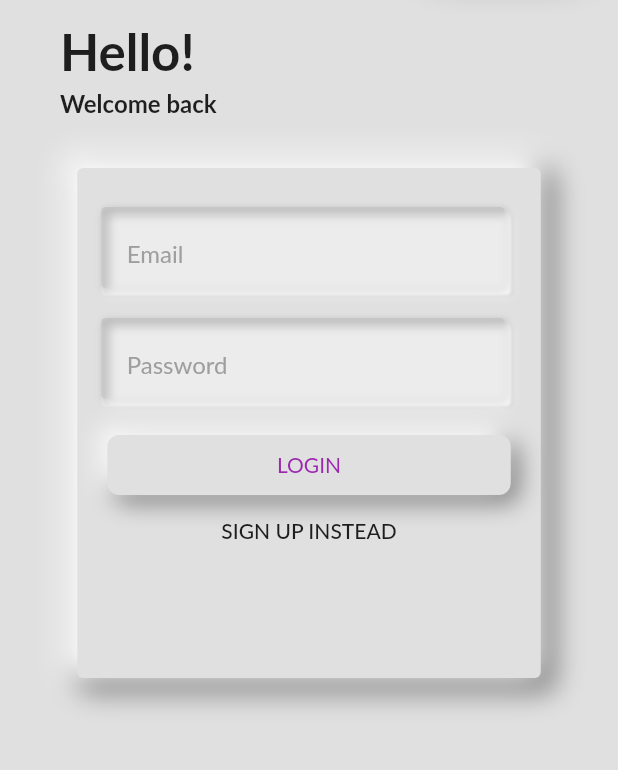
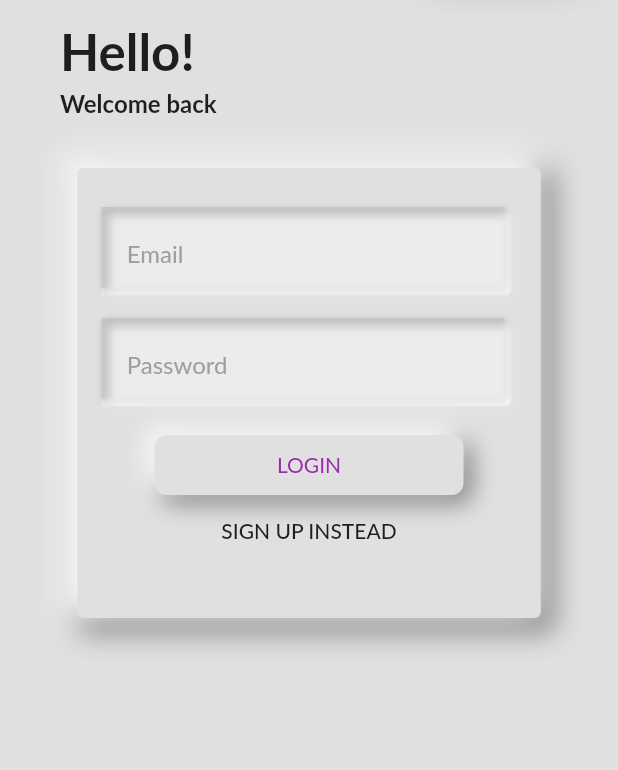
Before and after one commit to minhho89/Flutter_Shop_App, a Flutter app: the screen it shows after launch, on a phone screen of 412 x 824 dp, the part 228-998 px from its top. Run offline on Flutter 3.47's test engine with Material 2 defaults, Android fonts, the phone set to English and light mode, and no system bars; Roboto replaces fonts that are missing (Lato).

Commit message:
auth screen refactored

```diff
--- a/lib/screens/auth_screen/auth_screen.dart
+++ b/lib/screens/auth_screen/auth_screen.dart
@@ -1,4 +1,5 @@
 import 'package:flutter/material.dart';
+import 'package:shop_app_nojson/consts/constants.dart';
 
 import 'components/body.dart';
 
@@ -10,7 +11,7 @@ class AuthScreen extends StatelessWidget {
   @override
   Widget build(BuildContext context) {
     return Scaffold(
-      backgroundColor: Colors.grey[300],
+      backgroundColor: kBackgroundColor,
       body: const Body(),
     );
   }
--- a/lib/screens/auth_screen/components/body.dart
+++ b/lib/screens/auth_screen/components/body.dart
@@ -1,5 +1,6 @@
 import 'package:flutter/material.dart';
 import 'package:provider/provider.dart';
+import 'package:shop_app_nojson/consts/constants.dart';
 import 'package:shop_app_nojson/models/http_exception.dart';
 
 import '../../../providers/Auth.dart';
@@ -22,7 +23,7 @@ class Body extends StatefulWidget {
 class _BodyState extends State<Body> with SingleTickerProviderStateMixin {
   bool _isLoading = false;
   AuthMode _authMode = AuthMode.Login;
-  TextEditingController _passwordController = TextEditingController();
+  final TextEditingController _passwordController = TextEditingController();
   final GlobalKey<FormState> _formKey = GlobalKey();
   final Map<String, String> _authData = {
     'email': '',
@@ -45,8 +46,8 @@ class _BodyState extends State<Body> with SingleTickerProviderStateMixin {
       duration: const Duration(milliseconds: 200),
     );
     _heightAnimation = Tween<Size>(
-            begin: const Size(double.infinity, 340),
-            end: const Size(double.infinity, 410))
+            begin: const Size(double.infinity, 300),
+            end: const Size(double.infinity, 390))
         .animate(CurvedAnimation(
             parent: _animationController, curve: Curves.easeIn));
     // _heightAnimation.addListener(() => setState(() {}));
@@ -60,13 +61,14 @@ class _BodyState extends State<Body> with SingleTickerProviderStateMixin {
         child: Column(
           mainAxisAlignment: MainAxisAlignment.start,
           crossAxisAlignment: CrossAxisAlignment.center,
+          mainAxisSize: MainAxisSize.min,
           children: [
             buildLogo(),
             buildGreetings(context),
             NeumorphicCard(
               shadowBlur: 15,
               child: Card(
-                color: Colors.grey[300],
+                color: kBackgroundColor,
                 elevation: 0,
                 child: AnimatedBuilder(
                   animation: _heightAnimation,
@@ -151,7 +153,7 @@ class _BodyState extends State<Body> with SingleTickerProviderStateMixin {
             ),
             NeumorphicButton(
               borderRadius: BorderRadius.circular(8.0),
-              width: double.infinity,
+              width: MediaQuery.of(context).size.width * 0.5,
               height: 40,
               onPressed: _submit,
               child: Text(
--- a/lib/widgets/neumorphics/neumorphic_button.dart
+++ b/lib/widgets/neumorphics/neumorphic_button.dart
@@ -28,7 +28,6 @@ class _NeumorphicButtonState extends State<NeumorphicButton> {
     return GestureDetector(
       // behavior: HitTestBehavior.translucent, // for leading of appbar
       onTap: () {
-        print('inside button clicked');
         widget.onPressed();
       },
       onTapDown: (details) => setState(() => _pressing = true),
--- a/lib/widgets/neumorphics/neumorphic_card.dart
+++ b/lib/widgets/neumorphics/neumorphic_card.dart
@@ -2,20 +2,24 @@ import 'package:flutter/material.dart';
 
 class NeumorphicCard extends StatelessWidget {
   const NeumorphicCard(
-      {Key? key, required this.child, required this.shadowBlur, this.alignment})
+      {Key? key,
+      required this.child,
+      required this.shadowBlur,
+      this.alignment,
+      this.borderRadius = BorderRadius.zero})
       : super(key: key);
 
   final Widget child;
   final double shadowBlur;
   final Alignment? alignment;
+  final BorderRadius? borderRadius;
 
   @override
   Widget build(BuildContext context) {
     return Container(
       margin: const EdgeInsets.all(30),
       // neumorphic design shadow
-      decoration:
-          BoxDecoration(borderRadius: BorderRadius.circular(8), boxShadow: [
+      decoration: BoxDecoration(borderRadius: borderRadius, boxShadow: [
         // top bottom right
         BoxShadow(
           color: Colors.grey.shade600,
--- a/lib/widgets/neumorphics/neumorphic_text_input_field.dart
+++ b/lib/widgets/neumorphics/neumorphic_text_input_field.dart
@@ -4,15 +4,16 @@ class NeumorphicTextInputField extends StatelessWidget {
   const NeumorphicTextInputField({
     Key? key,
     required this.textFormField,
+    this.borderRadius = BorderRadius.zero,
   }) : super(key: key);
 
   final TextFormField textFormField;
+  final BorderRadius? borderRadius;
 
   @override
   Widget build(BuildContext context) {
     return Container(
-      decoration:
-          BoxDecoration(borderRadius: BorderRadius.circular(3), boxShadow: [
+      decoration: BoxDecoration(borderRadius: borderRadius, boxShadow: [
         BoxShadow(
           color: Colors.white10.withOpacity(0.3),
           offset: const Offset(-4, 1),
@@ -45,8 +46,7 @@ class NeumorphicTextInputField extends StatelessWidget {
         ]),
         child: Container(
           padding: const EdgeInsets.all(3),
-          decoration:
-              BoxDecoration(borderRadius: BorderRadius.circular(3), boxShadow: [
+          decoration: BoxDecoration(borderRadius: borderRadius, boxShadow: [
             // background color inner
             BoxShadow(
               color: Colors.white.withOpacity(0.8),
```
